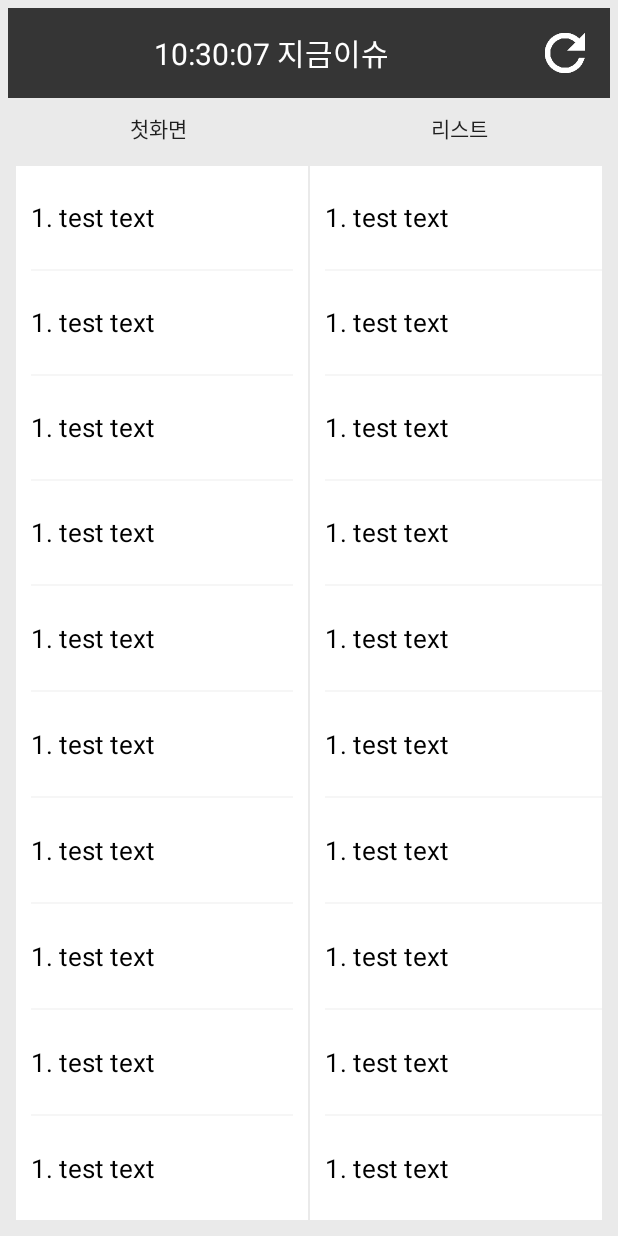
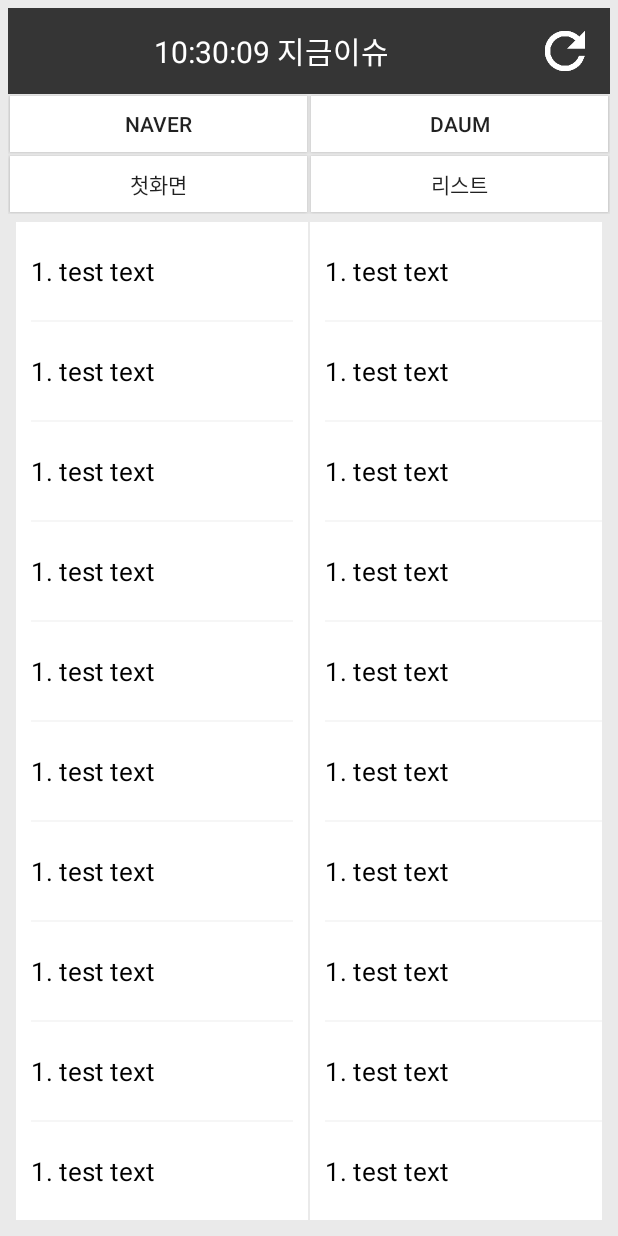
Before and after one commit to appaaaa/RealTimeSearchWord3, an Android app: the screen it shows after launch (MainActivity), after a tap on "리스트", on a phone screen of 412 x 824 dp. Run offline under Robolectric (Android 15) with nearby library versions, the phone set to English and light mode, and no system bars; pictures from the network do not load; 1 statement that could not run was skipped; 3 other taps on this screen came first.

Commit message:
2017. 6.12 많은 것 추가함

```diff
--- a/app/build.gradle
+++ b/app/build.gradle
@@ -7,8 +7,8 @@ android {
         applicationId 'com.secondtype.realtimesearchword3'
         minSdkVersion 16
         targetSdkVersion 25
-        versionCode 2
-        versionName "1.0.1"
+        versionCode 3
+        versionName "1.0.2"
         testInstrumentationRunner "android.support.test.runner.AndroidJUnitRunner"
     }
     buildTypes {
--- a/app/src/main/res/layout/activity_main.xml
+++ b/app/src/main/res/layout/activity_main.xml
@@ -41,6 +41,26 @@
     </LinearLayout>
     <LinearLayout
         android:layout_width="match_parent"
+        android:layout_height="40dp">
+        <Button
+            android:id="@+id/button_naver"
+            android:layout_width="1dp"
+            android:layout_weight="1"
+            android:text="NAVER"
+            android:layout_margin="1dp"
+            android:background="#FFFFFF"
+            android:layout_height="match_parent" />
+        <Button
+            android:id="@+id/button_daum"
+            android:layout_width="1dp"
+            android:layout_weight="1"
+            android:layout_margin="1dp"
+            android:text="DAUM"
+            android:background="#FFFFFF"
+            android:layout_height="match_parent" />
+    </LinearLayout>
+    <LinearLayout
+        android:layout_width="match_parent"
         android:layout_height="40dp"
         android:orientation="horizontal">
         <Button
@@ -48,14 +68,16 @@
             android:layout_width="1dp"
             android:layout_weight="1"
             android:text="첫화면"
-            android:background="#00000000"
+            android:layout_margin="1dp"
+            android:background="#FFFFFF"
             android:layout_height="match_parent" />
         <Button
             android:id="@+id/button_second"
             android:layout_width="1dp"
             android:layout_weight="1"
+            android:layout_margin="1dp"
             android:text="리스트"
-            android:background="#00000000"
+            android:background="#FFFFFF"
             android:layout_height="match_parent" />
     </LinearLayout>
 
@@ -70,9 +92,6 @@
             android:layout_height="match_parent">
         </android.support.v7.widget.RecyclerView>
 
-        <FrameLayout
-            android:layout_width="match_parent"
-            android:layout_height="match_parent">
         <LinearLayout
             android:id="@+id/linearlayout_listall"
             android:layout_width="match_parent"
@@ -379,9 +398,6 @@
         </LinearLayout>
 
     </FrameLayout>
-
-
-    </FrameLayout>
     <LinearLayout
         android:id="@+id/linearlayout_loading"
         android:layout_width="match_parent"
```
Also changed, not shown: app/src/main/java/com/secondtype/realtimesearchword3/DetailWeb.java (+25 -0 lines), app/src/main/java/com/secondtype/realtimesearchword3/MainActivity.java (+61 -22 lines), app/src/main/res/layout/activity_detail_web.xml (+18 -5 lines), app/src/main/res/drawable/detail_title_background.png (added), 2 other files. Lines whose indentation alone changed are shown as unchanged.
